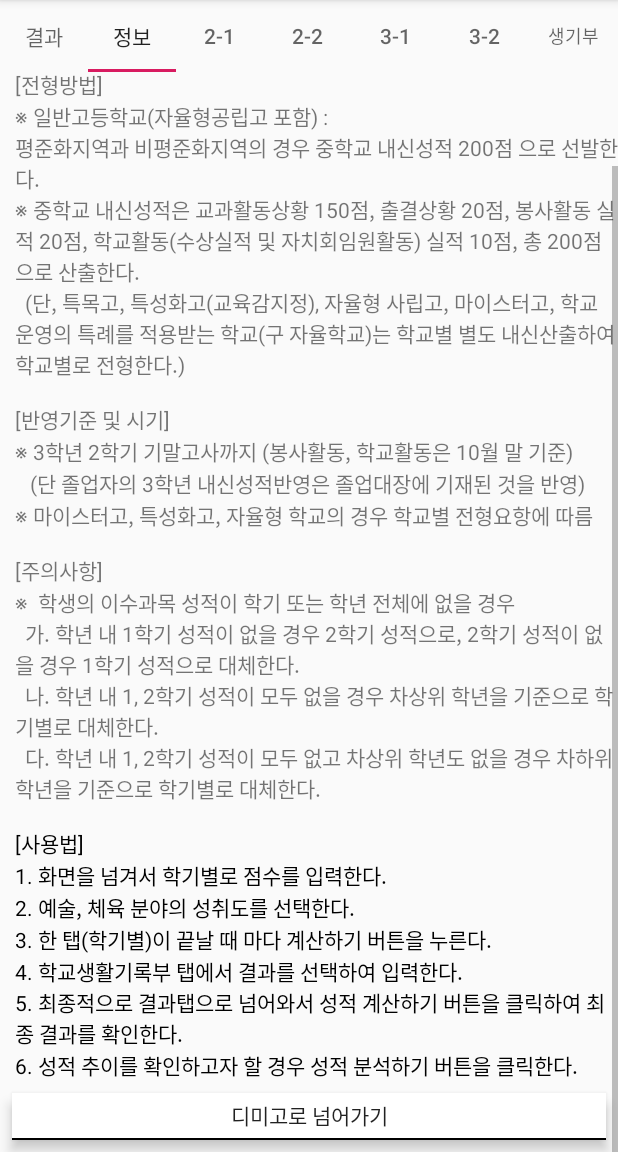
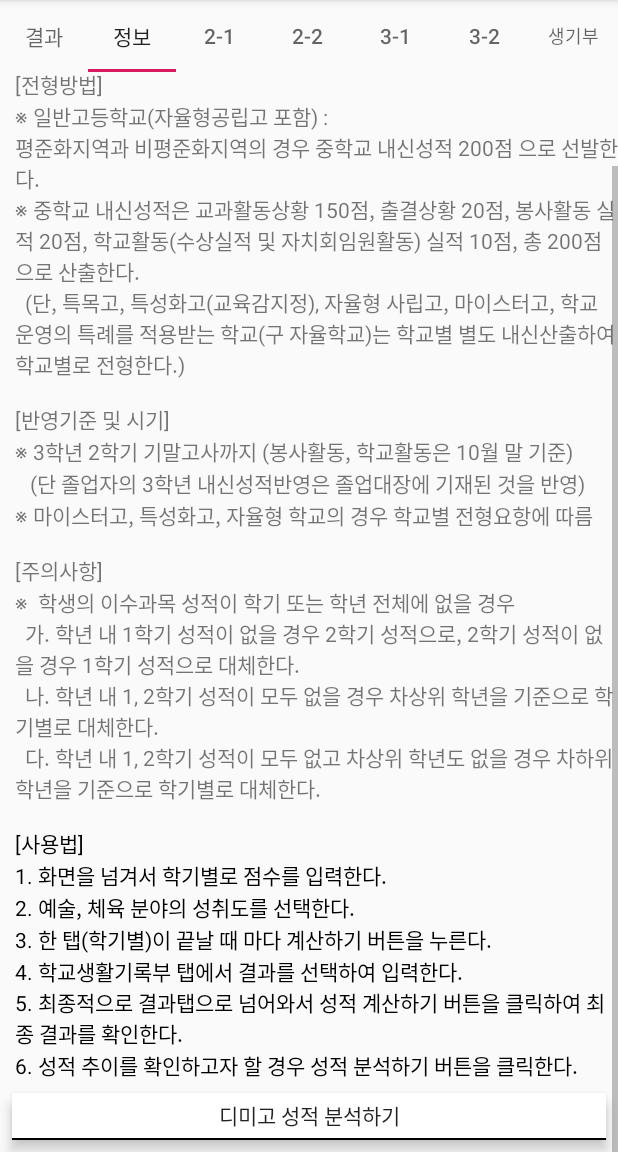
Before and after one commit to jungwoni4080/Gyeong, an Android app: the screen it shows after launch (MainActivity), tab 2 chosen, scrolled down 68 dp, on a phone screen of 412 x 824 dp, the part 84-1236 px from its top. Run offline under Robolectric (Android 15) with nearby library versions, the phone set to English and light mode, and no system bars.

Commit message:
2020 1016 주석 전 파일들

```diff
--- a/app/build.gradle
+++ b/app/build.gradle
@@ -7,8 +7,8 @@ android {
         applicationId 'org.techtown.gyeong'
         minSdkVersion 19
         targetSdkVersion 29
-        versionCode 7
-        versionName "7.0"
+        versionCode 8
+        versionName "8.0"
         testInstrumentationRunner "androidx.test.runner.AndroidJUnitRunner"
     }
     buildTypes {
--- a/app/src/main/java/org/techtown/gyeongcopy/Fragment_inf.java
+++ b/app/src/main/java/org/techtown/gyeongcopy/Fragment_inf.java
@@ -1,6 +1,7 @@
 package org.techtown.gyeongcopy;
 
 
+import android.content.ComponentName;
 import android.content.Intent;
 import android.net.Uri;
 import android.os.Bundle;
@@ -10,6 +11,7 @@ import androidx.fragment.app.Fragment;
 import android.view.LayoutInflater;
 import android.view.View;
 import android.view.ViewGroup;
+import android.widget.Button;
 import android.widget.ImageView;
 
 import org.techtown.gyeongcopy.R;
@@ -30,9 +32,26 @@ public class Fragment_inf extends Fragment {
     public View onCreateView(LayoutInflater inflater, ViewGroup container,
                              Bundle savedInstanceState) {
         // Inflate the layout for this fragment
+
+
         View view = inflater.inflate(R.layout.fragment_fragment_inf, container, false);
+
+        /*ComponentName compName = new ComponentName("org.techtown.practiveta","org.techtown.practiveta.MainActivity");
+        Intent intent23 = new Intent(Intent.ACTION_MAIN);
+        intent23.addCategory(Intent.CATEGORY_LAUNCHER);
+        intent23.setComponent(compName);
+        startActivity(intent23); */
+        final Intent intent = getContext().getPackageManager().getLaunchIntentForPackage("org.techtown.practiveta");
+        Button dmgbtm = (Button) view.findViewById(R.id.button3);
+        dmgbtm.setOnClickListener(new View.OnClickListener() {
+            @Override
+            public void onClick(View v) {
+                //Fragment_inf.this.startActivity(intent);
+                Intent intent2 = new Intent(Intent.ACTION_VIEW, Uri.parse("https://play.google.com/store/apps/details?id=org.techtown.practiveta"));
+                startActivity(intent2);
+            }
+        });
         /*ImageView iv = (ImageView)view.findViewById(R.id.imageView6);
-
         iv.setOnClickListener(new View.OnClickListener() {
             @Override
             public void onClick(View v) {
--- a/app/src/main/res/layout/fragment_fragment_inf.xml
+++ b/app/src/main/res/layout/fragment_fragment_inf.xml
@@ -235,7 +235,7 @@
                     android:layout_width="match_parent"
                     android:layout_height="30dp"
                     android:background="#00000000"
-                    android:text="디미고로 넘어가기" />
+                    android:text="디미고 성적 분석하기" />
 
                 <View
                     android:id="@+id/view5"
```
